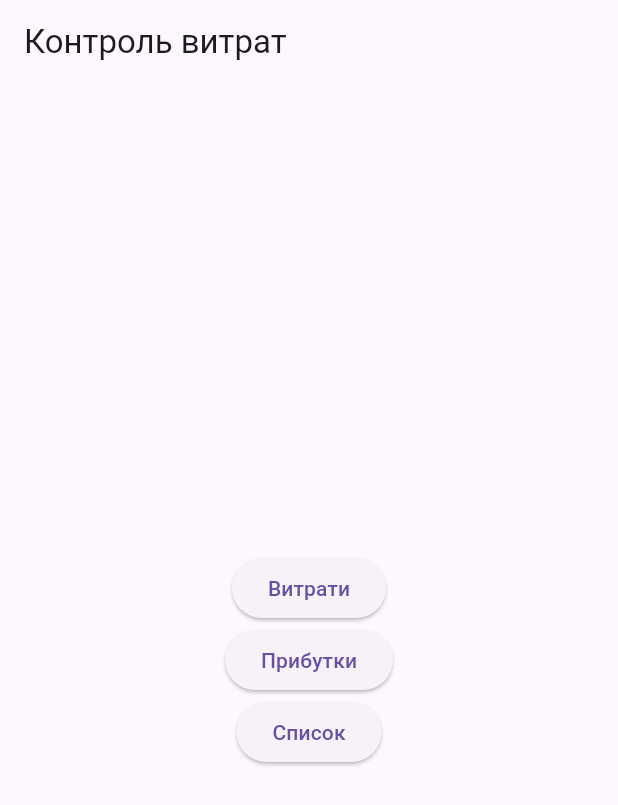
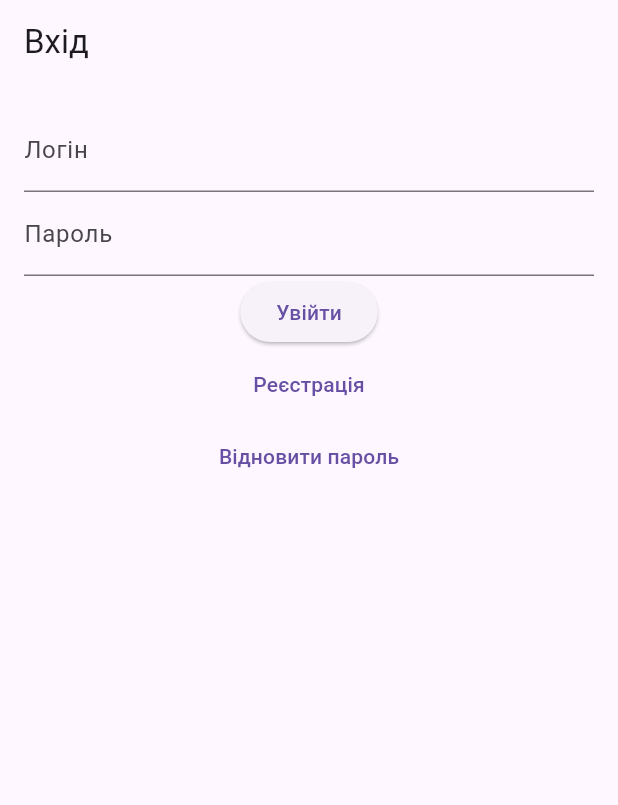
Before and after one commit to VovaLutsuk/First_mini_app, a Flutter app: the screen it shows after launch, on a phone screen of 412 x 824 dp. Shown: the top 805 px of the screen. Run offline on Flutter 3.47's test engine with Material 3 defaults, Android fonts, the phone set to English and light mode, and no system bars; our stand-ins replace email_validator, speech_to_text, sqflite; accounts and stored records are empty.

Commit message:
add autorization & bd

```diff
--- /dev/null
+++ b/lib/autorization/login_screen.dart
@@ -0,0 +1,74 @@
+import 'package:flutter/material.dart';
+
+class LoginScreen extends StatelessWidget {
+  final Function(int) onLogin; // Функція для авторизації, яка приймає id користувача
+
+  LoginScreen({required this.onLogin});
+
+  final _loginController = TextEditingController();
+  final _passwordController = TextEditingController();
+  final _formKey = GlobalKey<FormState>();
+
+  void _submitLogin(BuildContext context) {
+    if (_formKey.currentState?.validate() ?? false) {
+
+      // Для простоти ми використовуємо id користувача як 1
+      onLogin(1); // Викликаємо onLogin із id користувача
+      Navigator.pushReplacementNamed(context, '/home');
+    }
+  }
+
+  @override
+  Widget build(BuildContext context) {
+    return Scaffold(
+      appBar: AppBar(title: Text('Вхід')),
+      body: Padding(
+        padding: const EdgeInsets.all(16.0),
+        child: Form(
+          key: _formKey,
+          child: Column(
+            children: <Widget>[
+              TextFormField(
+                controller: _loginController,
+                decoration: InputDecoration(labelText: 'Логін'),
+                validator: (value) {
+                  if (value == null || value.isEmpty) {
+                    return 'Будь ласка, введіть логін';
+                  }
+                  return null;
+                },
+              ),
+              TextFormField(
+                controller: _passwordController,
+                decoration: InputDecoration(labelText: 'Пароль'),
+                obscureText: true,
+                validator: (value) {
+                  if (value == null || value.isEmpty) {
+                    return 'Будь ласка, введіть пароль';
+                  }
+                  return null;
+                },
+              ),
+              ElevatedButton(
+                onPressed: () => _submitLogin(context),
+                child: Text('Увійти'),
+              ),
+              TextButton(
+                onPressed: () {
+                  Navigator.pushNamed(context, '/register');
+                },
+                child: Text('Реєстрація'),
+              ),
+              TextButton(
+                onPressed: () {
+                  Navigator.pushNamed(context, '/password-recovery');
+                },
+                child: Text('Відновити пароль'),
+              ),
+            ],
+          ),
+        ),
+      ),
+    );
+  }
+}
--- a/lib/main.dart
+++ b/lib/main.dart
@@ -3,6 +3,9 @@ import 'package:flutter_localizations/flutter_localizations.dart';
 import 'screens/expenses_screen.dart';
 import 'screens/income_screen.dart';
 import 'screens/list_screen.dart';
+import 'autorization/login_screen.dart';
+import 'autorization/registration_screen.dart';
+import 'database.dart'; // Для доступу до бази даних
 
 void main() {
   runApp(ExpenseTrackerApp());
@@ -14,11 +17,22 @@ class ExpenseTrackerApp extends StatefulWidget {
 }
 
 class _ExpenseTrackerAppState extends State<ExpenseTrackerApp> {
-  final List<Map<String, dynamic>> _dataList = [];
+  bool isLoggedIn = false; // Перевірка чи користувач авторизований
+  int? userId; // Ідентифікатор користувача
+  List<Map<String, dynamic>> dataList = []; // Список записів
 
+  // Функція для авторизації
+  void _login(int id) {
+    setState(() {
+      isLoggedIn = true;
+      userId = id; // Призначаємо id користувача
+    });
+  }
+
+  // Функція для додавання запису
   void _addRecord(Map<String, dynamic> newRecord) {
     setState(() {
-      _dataList.add(newRecord);
+      dataList.add(newRecord);
     });
   }
 
@@ -29,18 +43,35 @@ class _ExpenseTrackerAppState extends State<ExpenseTrackerApp> {
       theme: ThemeData(
         primarySwatch: Colors.blue,
       ),
-      home: HomePage(
-        onAddRecord: _addRecord,
-        dataList: _dataList,
-      ),
+      initialRoute: isLoggedIn ? '/home' : '/login',
+      routes: {
+        '/login': (context) => LoginScreen(onLogin: _login),
+        '/register': (context) => RegistrationScreen(),
+        '/home': (context) => HomePage(
+          onAddRecord: _addRecord,
+          dataList: dataList,
+          userId: userId ?? 1, // Якщо користувач не авторизований, використовуємо значення за замовчуванням
+        ),
+        '/expenses': (context) => ExpensesScreen(
+          userId: userId ?? 1,
+          onAddRecord: _addRecord,
+        ),
+        '/income': (context) => IncomeScreen(
+          userId: userId ?? 1,
+          onAddRecord: _addRecord,
+        ),
+        '/list': (context) => ListScreen(
+          dataList: dataList,
+        ),
+      },
       localizationsDelegates: const [
         GlobalMaterialLocalizations.delegate,
         GlobalWidgetsLocalizations.delegate,
         GlobalCupertinoLocalizations.delegate,
       ],
       supportedLocales: const [
-        Locale('uk', 'UA'), // Українська
-        Locale('en', 'US'), // Англійська
+        Locale('uk', 'UA'),
+        Locale('en', 'US'),
       ],
     );
   }
@@ -49,49 +80,37 @@ class _ExpenseTrackerAppState extends State<ExpenseTrackerApp> {
 class HomePage extends StatelessWidget {
   final Function(Map<String, dynamic>) onAddRecord;
   final List<Map<String, dynamic>> dataList;
+  final int userId;
 
-  HomePage({required this.onAddRecord, required this.dataList});
+  HomePage({
+    required this.onAddRecord,
+    required this.dataList,
+    required this.userId,
+  });
 
   @override
   Widget build(BuildContext context) {
     return Scaffold(
-      appBar: AppBar(
-        title: Text('Контроль витрат'),
-      ),
+      appBar: AppBar(title: Text('Контроль витрат')),
       body: Center(
         child: Column(
           mainAxisAlignment: MainAxisAlignment.center,
           children: <Widget>[
             ElevatedButton(
               onPressed: () {
-                Navigator.push(
-                  context,
-                  MaterialPageRoute(
-                    builder: (context) => ExpensesScreen(onAddRecord: onAddRecord),
-                  ),
-                );
+                Navigator.pushNamed(context, '/expenses');
               },
               child: Text('Витрати'),
             ),
             ElevatedButton(
               onPressed: () {
-                Navigator.push(
-                  context,
-                  MaterialPageRoute(
-                    builder: (context) => IncomeScreen(onAddRecord: onAddRecord),
-                  ),
-                );
+                Navigator.pushNamed(context, '/income');
               },
               child: Text('Прибутки'),
             ),
             ElevatedButton(
               onPressed: () {
-                Navigator.push(
-                  context,
-                  MaterialPageRoute(
-                    builder: (context) => ListScreen(dataList: dataList),
-                  ),
-                );
+                Navigator.pushNamed(context, '/list');
               },
               child: Text('Список'),
             ),
--- a/lib/screens/expenses_screen.dart
+++ b/lib/screens/expenses_screen.dart
@@ -4,8 +4,9 @@ import 'package:intl/intl.dart';
 
 class ExpensesScreen extends StatefulWidget {
   final Function(Map<String, dynamic>) onAddRecord;
+  final int userId;
 
-  ExpensesScreen({required this.onAddRecord});
+  ExpensesScreen({required this.onAddRecord, required this.userId});
 
   @override
   _ExpensesScreenState createState() => _ExpensesScreenState();
@@ -102,6 +103,7 @@ class _ExpensesScreenState extends State<ExpensesScreen> {
                     'currency': _selectedCurrency,
                     'date': _dateController.text,
                     'description': _descriptionController.text,
+                    'user_id': widget.userId, // Додаємо user_id
                   });
                   Navigator.pop(context);
                 } else {
--- a/lib/screens/income_screen.dart
+++ b/lib/screens/income_screen.dart
@@ -4,8 +4,9 @@ import 'package:intl/intl.dart';
 
 class IncomeScreen extends StatefulWidget {
   final Function(Map<String, dynamic>) onAddRecord;
+  final int userId;
 
-  IncomeScreen({required this.onAddRecord});
+  IncomeScreen({required this.onAddRecord, required this.userId});
 
   @override
   _IncomeScreenState createState() => _IncomeScreenState();
@@ -49,7 +50,6 @@ class _IncomeScreenState extends State<IncomeScreen> {
       body: Padding(
         padding: const EdgeInsets.all(16.0),
         child: Column(
-          crossAxisAlignment: CrossAxisAlignment.start,
           children: <Widget>[
             TextField(
               controller: _amountController,
@@ -103,6 +103,7 @@ class _IncomeScreenState extends State<IncomeScreen> {
                     'currency': _selectedCurrency,
                     'date': _dateController.text,
                     'description': _descriptionController.text,
+                    'user_id': widget.userId, // Додаємо user_id
                   });
                   Navigator.pop(context);
                 } else {
--- a/pubspec.yaml
+++ b/pubspec.yaml
@@ -32,9 +32,12 @@ dependencies:
     sdk: flutter
   flutter_localizations:
     sdk: flutter
-
+  sqflite: ^2.0.0+4
+  path: ^1.8.3
   intl: 0.19.0
   speech_to_text: ^5.6.0
+  email_validator: ^2.0.1
+  shared_preferences: ^2.0.15
 
   # The following adds the Cupertino Icons font to your application.
   # Use with the CupertinoIcons class for iOS style icons.
```
Also changed, not shown: lib/autorization/password_recovery_screen.dart (added, +61 -0 lines), lib/autorization/registration_screen.dart (added, +67 -0 lines), lib/database.dart (added, +102 -0 lines), lib/screens/list_screen.dart (+25 -6 lines), pubspec.lock, 1 other file.
